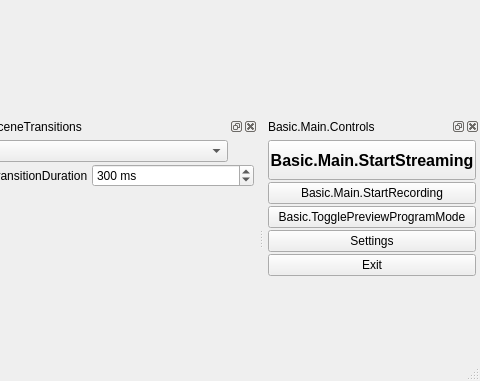
Qt form vendor_skins/RemoteFilming/UI/forms/OBSBasic.ui (CoSMoSoftware/OBS-studio-webrtc) before a commit; both pictures show x 599 to 1079 and y 348 to 729 of the 1079 by 729 pixel window.
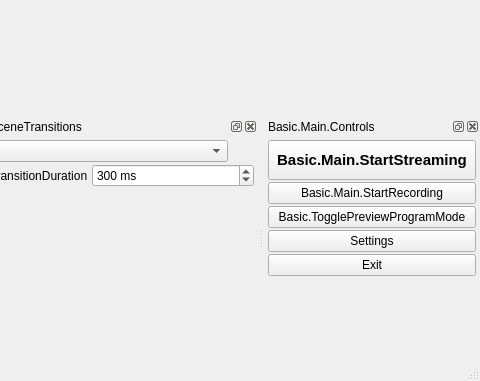
The same form after that commit. Icons and pictures are not drawn. Custom widgets are drawn as their Qt base class.

Commit message: mac START STREAM font 16

Diff of the .ui file:
```diff
--- a/vendor_skins/RemoteFilming/UI/forms/OBSBasic.ui
+++ b/vendor_skins/RemoteFilming/UI/forms/OBSBasic.ui
@@ -1265,7 +1265,7 @@
        </property>
        <property name="font">
         <font>
-         <pointsize>12</pointsize>
+         <pointsize>11</pointsize>
          <weight>75</weight>
          <bold>true</bold>
         </font>
```
The commit also changes 1 other file.
